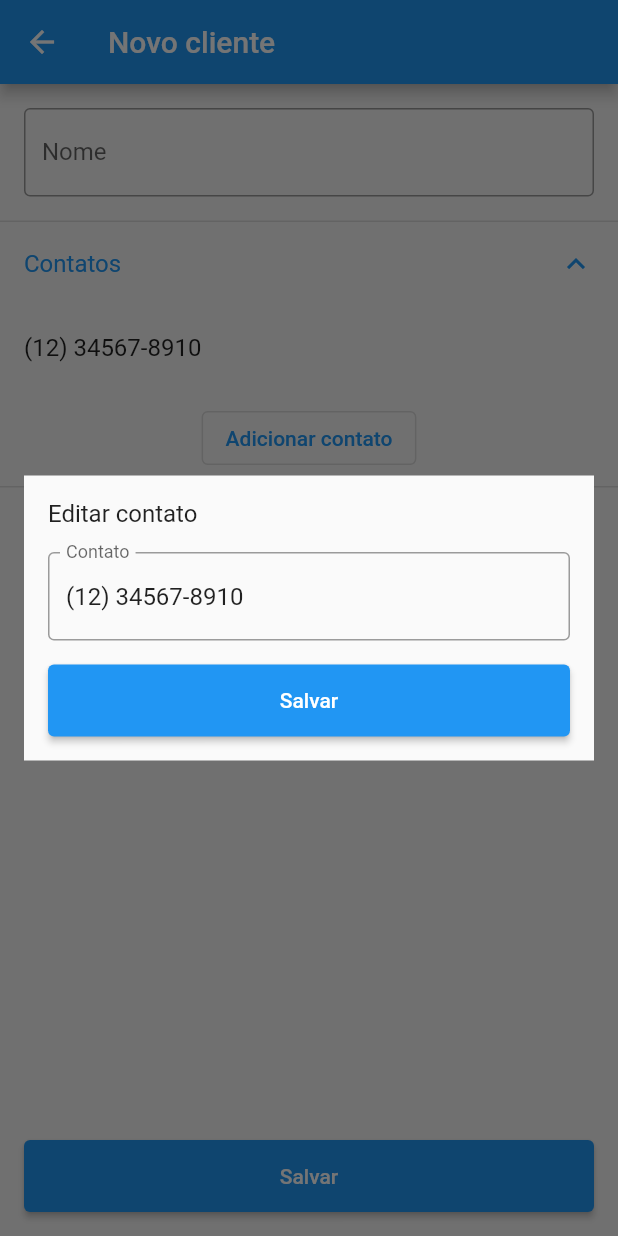
After one commit to gustavo-hillesheim/kitchen_helper, a Flutter app: the EditClientScreen screen opened by its route, after a tap on "Contatos", after a tap on "(12) 34567-8910", on a phone screen of 412 x 824 dp. The commit adds this screen. Run offline on Flutter 3.47's test engine with Material 2 defaults, Android fonts, the phone set to English and light mode, and no system bars; drawn by our look-alikes of flutter_slidable; our stand-ins replace auto_size_text, bloc, datetime_picker_formfield, device_preview, dropdown_search, equatable and 4 more; missing offline and left inert: multi_value_listenable_builder; accounts and stored records are empty; generated files the repository leaves out were written again.

Commit message:
Added ContactsList to EditClientScreen

```diff
--- a/lib/modules/clients/presenter/edit_client/edit_client_screen.dart
+++ b/lib/modules/clients/presenter/edit_client/edit_client_screen.dart
@@ -3,6 +3,7 @@ import 'package:flutter_modular/flutter_modular.dart';
 import 'package:kitchen_helper/common/common.dart';
 import 'package:kitchen_helper/core/core.dart';
 import 'package:kitchen_helper/modules/clients/clients.dart';
+import 'package:kitchen_helper/modules/clients/presenter/edit_client/widgets/contacts_list.dart';
 
 import 'edit_client_bloc.dart';
 
@@ -21,6 +22,9 @@ class EditClientScreen extends StatefulWidget {
 
 class _EditClientScreenState extends State<EditClientScreen> {
   final _formKey = GlobalKey<FormState>();
+  List<Contact> _contacts = [
+    Contact(contact: '(12) 34567-8910'),
+  ];
   late EditClientBloc bloc;
 
   @override
@@ -36,7 +40,9 @@ class _EditClientScreenState extends State<EditClientScreen> {
     }
   }
 
-  void _setControllersValues(Client client) {}
+  void _setControllersValues(Client client) {
+    _contacts = client.contacts;
+  }
 
   @override
   Widget build(BuildContext context) {
@@ -89,9 +95,11 @@ class _EditClientScreenState extends State<EditClientScreen> {
                     padding: kMediumEdgeInsets,
                     child: AppTextFormField(name: 'Nome'),
                   ),
-                  ExpansionTile(
-                    tilePadding: kMediumEdgeInsets.copyWith(top: 0, bottom: 0),
-                    title: Text('Contatos'),
+                  ContactsList(
+                    _contacts,
+                    onAdd: _onAddContact,
+                    onEdit: _onEditContact,
+                    onDelete: _onDeleteContact,
                   ),
                   ExpansionTile(
                     tilePadding: kMediumEdgeInsets.copyWith(top: 0, bottom: 0),
@@ -112,4 +120,24 @@ class _EditClientScreenState extends State<EditClientScreen> {
       ));
 
   void _save() {}
+
+  void _onAddContact(Contact contact) {
+    setState(() {
+      _contacts.add(contact);
+    });
+  }
+
+  void _onEditContact(Contact oldValue, Contact newValue) {
+    setState(() {
+      final index = _contacts.indexOf(oldValue);
+      _contacts[index] = newValue;
+    });
+  }
+
+  void _onDeleteContact(Contact contact) {
+    setState(() {
+      final index = _contacts.indexOf(contact);
+      _contacts.removeAt(index);
+    });
+  }
 }
--- /dev/null
+++ b/lib/modules/clients/presenter/edit_client/widgets/contacts_list.dart
@@ -0,0 +1,161 @@
+import 'package:flutter/material.dart';
+
+import '../../../../../common/common.dart';
+import '../../../clients.dart';
+
+typedef OnAddContact = ValueChanged<Contact>;
+typedef OnEditContact = void Function(Contact oldValue, Contact newValue);
+typedef OnDeleteContact = ValueChanged<Contact>;
+
+class ContactsList extends StatelessWidget {
+  final OnAddContact onAdd;
+  final OnEditContact onEdit;
+  final OnDeleteContact onDelete;
+  final List<Contact> contacts;
+
+  const ContactsList(
+    this.contacts, {
+    Key? key,
+    required this.onAdd,
+    required this.onEdit,
+    required this.onDelete,
+  }) : super(key: key);
+
+  @override
+  Widget build(BuildContext context) {
+    return ExpansionTile(
+      tilePadding: kMediumEdgeInsets.copyWith(top: 0, bottom: 0),
+      title: const Text('Contatos'),
+      children: [
+        for (final contact in contacts)
+          ActionsSlider(
+            onDelete: () => onDelete(contact),
+            child: ContactListTile(
+              contact,
+              onTap: () => showContactForm(context, contact),
+            ),
+          ),
+        Center(
+          child: Padding(
+            padding: kSmallEdgeInsets,
+            child: SecondaryButton(
+              child: const Text('Adicionar contato'),
+              onPressed: () => showContactForm(context),
+            ),
+          ),
+        ),
+      ],
+    );
+  }
+
+  void showContactForm(BuildContext context, [Contact? initialValue]) {
+    showDialog(
+      context: context,
+      builder: (_) {
+        return EditContactForm(
+          initialValue: initialValue,
+          onSave: (contact) {
+            if (initialValue != null) {
+              onEdit(initialValue, contact);
+            } else {
+              onAdd(contact);
+            }
+            Navigator.of(context).pop();
+          },
+        );
+      },
+    );
+  }
+}
+
+class ContactListTile extends StatelessWidget {
+  final Contact contact;
+  final VoidCallback onTap;
+
+  const ContactListTile(
+    this.contact, {
+    Key? key,
+    required this.onTap,
+  }) : super(key: key);
+
+  @override
+  Widget build(BuildContext context) {
+    return ListTile(
+      title: Text(contact.contact),
+      onTap: onTap,
+    );
+  }
+}
+
+class EditContactForm extends StatefulWidget {
+  final Contact? initialValue;
+  final ValueChanged<Contact> onSave;
+
+  const EditContactForm({
+    Key? key,
+    required this.onSave,
+    this.initialValue,
+  }) : super(key: key);
+
+  @override
+  _EditContactFormState createState() => _EditContactFormState();
+}
+
+class _EditContactFormState extends State<EditContactForm> {
+  final _formKey = GlobalKey<FormState>();
+  final _contactController = TextEditingController();
+
+  @override
+  void initState() {
+    super.initState();
+    if (widget.initialValue != null) {
+      _contactController.text = widget.initialValue!.contact;
+    }
+  }
+
+  @override
+  Widget build(BuildContext context) {
+    return Padding(
+      padding: kMediumEdgeInsets,
+      child: Center(
+        child: Material(
+          child: Padding(
+            padding: kMediumEdgeInsets,
+            child: Form(
+              key: _formKey,
+              child: Column(
+                crossAxisAlignment: CrossAxisAlignment.start,
+                mainAxisSize: MainAxisSize.min,
+                children: [
+                  Text(
+                    widget.initialValue != null
+                        ? 'Editar contato'
+                        : 'Adicionar contato',
+                    style: Theme.of(context).textTheme.subtitle1,
+                  ),
+                  kMediumSpacerVertical,
+                  AppTextFormField(
+                    name: 'Contato',
+                    controller: _contactController,
+                  ),
+                  kMediumSpacerVertical,
+                  PrimaryButton(
+                    child: const Text('Salvar'),
+                    onPressed: _save,
+                  ),
+                ],
+              ),
+            ),
+          ),
+        ),
+      ),
+    );
+  }
+
+  void _save() {
+    if (_formKey.currentState?.validate() ?? false) {
+      final contact = Contact(contact: _contactController.text);
+      widget.onSave(contact);
+    }
+  }
+}
```
Also changed, not shown: 1 other file.
